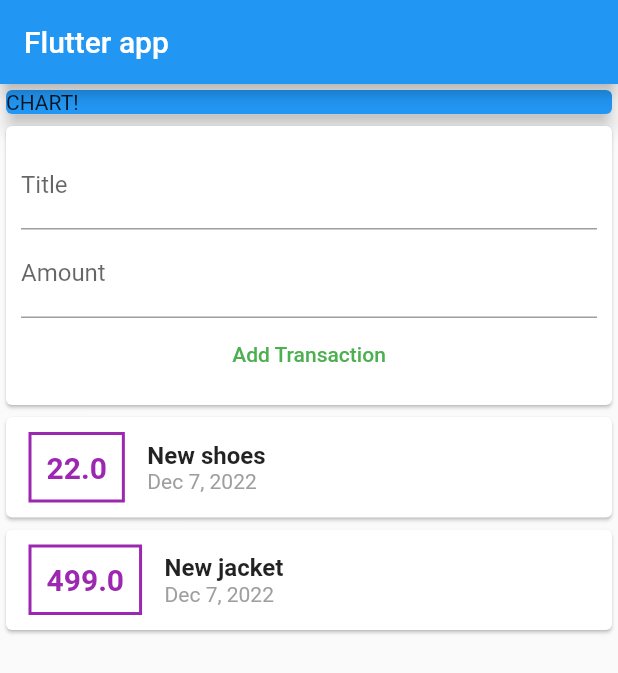
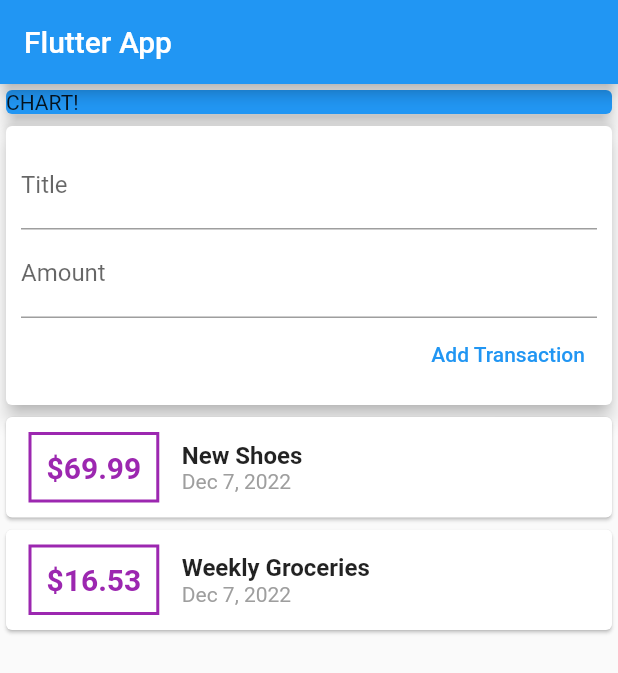
Before and after one commit to XiaonannoraZhao/fantasticflutterapp, a Flutter app: the screen it shows after launch, after a tap on "Add Transaction", on a phone screen of 412 x 824 dp. Shown: the top 673 px of the screen. Run offline on Flutter 3.47's test engine with Material 2 defaults, Android fonts, the phone set to English and light mode, and no system bars.

```diff
--- a/lib/main.dart
+++ b/lib/main.dart
@@ -1,8 +1,9 @@
 import 'package:flutter/material.dart';
-import './transaction.dart';
-import 'package:intl/intl.dart';
+import './widgets/user_transaction.dart';
 
-//findSystemLocale().then(runTheRestOfMyProgram);
+
+
+//findSystem//Locale().then(runTheRestOfMyProgram);
 
 void main() {
   runApp(MyApp());
@@ -20,20 +21,7 @@ class MyApp extends StatelessWidget {
 }
 
 class MyHomePage extends StatelessWidget {
-  final List<Transaction> transactions = [
-    Transaction(
-      id: 't1',
-      title: 'New shoes',
-      amount: 22,
-      date: DateTime.now(),
-    ),
-    Transaction(
-      id: 't2',
-      title: 'New jacket',
-      amount: 499,
-      date: DateTime.now(),
-    ),
-  ];
+
   //String titleInput;
  // String amountInput;
   final titleController=TextEditingController();
@@ -42,13 +30,12 @@ class MyHomePage extends StatelessWidget {
   Widget build(BuildContext context) {
     return Scaffold(
       appBar: AppBar(
-        // Here we take the value from the MyHomePage object that was created by
-        // the App.build method, and use it to set our appbar title.
-        title: Text('Flutter app'),
+        title: Text('Flutter App'),
       ),
-      body: Column(
-        //mainAxisAlignment: MainAxisAlignment.spaceAround,
-        crossAxisAlignment: CrossAxisAlignment.end,
+      body: SingleChildScrollView(
+        child: Column(
+          // mainAxisAlignment: MainAxisAlignment.start,
+          crossAxisAlignment: CrossAxisAlignment.stretch,
           children: <Widget>[
             Container(
               width: double.infinity,
@@ -58,90 +45,9 @@ class MyHomePage extends StatelessWidget {
                 elevation: 5,
               ),
             ),
-          Card(
-            child: Container(
-              padding: EdgeInsets.all(10),
-              child: Column(
-                children: <Widget>[
-                  TextField(
-                    decoration: InputDecoration(labelText: 'Title'),
-                   // onChanged: (val){titleInput=val;
-                    controller:titleController,
-                    //},
-                  ),
-                  TextField(
-                    decoration: InputDecoration(labelText: 'Amount'),
-                    //onChanged: (val)=>amountInput=val,
-                    controller: amountController,
-
-                  ),
-                  TextButton(
-                    child: Text(
-                      'Add Transaction',
-                      style: TextStyle(
-                        color: Colors.green,
-                      ),
-                    ),
-                    onPressed: () {
-                      //print(titleInput);
-                      //print(amountInput);
-                      print(titleController.text);
-                    },
-                  ),
+            UserTransactions()
           ],
         ),
-            ),
-          ),
-          Column(
-            children: transactions.map((tx) {
-              return Card(
-                child: Row(
-                  children: <Widget>[
-                    Container(
-                      margin: EdgeInsets.symmetric(
-                        vertical: 10,
-                        horizontal: 15,
-                      ),
-                      decoration: BoxDecoration(
-                        border: Border.all(
-                          color: Colors.purple,
-                          width: 2,
-                        ),
-                      ),
-                      padding: EdgeInsets.all(10),
-                      child: Text(
-                        tx.amount.toString(),
-                        style: TextStyle(
-                          fontWeight: FontWeight.bold,
-                          fontSize: 20,
-                          color: Colors.purple,
-                        ),
-                      ),
-                    ),
-                    Column(
-                      crossAxisAlignment: CrossAxisAlignment.start,
-                      children: <Widget>[
-                        Text(
-                          tx.title,
-                          style: TextStyle(
-                            fontSize: 16,
-                            fontWeight: FontWeight.bold,
-                          ),
-                        ),
-                        Text(
-                          DateFormat.yMMMd().format(tx.date),
-                          style: TextStyle(
-                            color: Colors.grey,
-                          ),
-                        ),
-                      ],
-                    ),
-                  ],
-                ),
-              );
-            }).toList(),
-          ),
-        ],
       ),
     );
   }
--- /dev/null
+++ b/lib/widgets/new_transaction.dart
@@ -0,0 +1,51 @@
+import 'package:flutter/material.dart';
+
+
+class NewTransaction extends StatelessWidget {
+
+  final titleController=TextEditingController();
+  final amountController=TextEditingController();
+  final Function addTx;
+
+  NewTransaction(this.addTx);
+
+  @override
+  Widget build(BuildContext context) {
+    return Card(
+      elevation: 5,
+      child: Container(
+        padding: EdgeInsets.all(10),
+        child: Column(
+          crossAxisAlignment: CrossAxisAlignment.end,
+          children: <Widget>[
+            TextField(
+              decoration: InputDecoration(labelText: 'Title'),
+              controller: titleController,
+              // onChanged: (val) {
+              //   titleInput = val;
+              // },
+            ),
+            TextField(
+              decoration: InputDecoration(labelText: 'Amount'),
+              controller: amountController,
+              // onChanged: (val) => amountInput = val,
+            ),
+            TextButton(
+              child: Text('Add Transaction',
+              style: TextStyle(
+                color: Colors.blue,
+              ),
+              ),
+              onPressed: () {
+                addTx(
+                  titleController.text,
+                  double.parse(amountController.text),
+                );
+              },
+            ),
+          ],
+        ),
+      ),
+    );
+  }
+}
--- /dev/null
+++ b/lib/widgets/transaction_list.dart
@@ -0,0 +1,63 @@
+import 'package:flutter/material.dart';
+import 'package:intl/intl.dart';
+
+import '../models/transaction.dart';
+
+class TransactionList extends StatelessWidget {
+  final List<Transaction> transactions;
+
+  TransactionList(this.transactions);
+
+  @override
+  Widget build(BuildContext context) {
+    return Column(
+      children: transactions.map((tx) {
+        return Card(
+          child: Row(
+            children: <Widget>[
+              Container(
+                margin: EdgeInsets.symmetric(
+                  vertical: 10,
+                  horizontal: 15,
+                ),
+                decoration: BoxDecoration(
+                  border: Border.all(
+                    color: Colors.purple,
+                    width: 2,
+                  ),
+                ),
+                padding: EdgeInsets.all(10),
+                child: Text(
+                  '\$${tx.amount}',
+                  style: TextStyle(
+                    fontWeight: FontWeight.bold,
+                    fontSize: 20,
+                    color: Colors.purple,
+                  ),
+                ),
+              ),
+              Column(
+                crossAxisAlignment: CrossAxisAlignment.start,
+                children: <Widget>[
+                  Text(
+                    tx.title,
+                    style: TextStyle(
+                      fontSize: 16,
+                      fontWeight: FontWeight.bold,
+                    ),
+                  ),
+                  Text(
+                    DateFormat.yMMMd().format(tx.date),
+                    style: TextStyle(
+                      color: Colors.grey,
+                    ),
+                  ),
+                ],
+              ),
+            ],
+          ),
+        );
+      }).toList(),
+    );
+  }
+}
--- /dev/null
+++ b/lib/widgets/user_transaction.dart
@@ -0,0 +1,50 @@
+import 'package:flutter/material.dart';
+
+import './new_transaction.dart';
+import './transaction_list.dart';
+import '../models/transaction.dart';
+
+class UserTransactions extends StatefulWidget {
+  @override
+  _UserTransactionsState createState() => _UserTransactionsState();
+}
+
+class _UserTransactionsState extends State<UserTransactions> {
+  final List<Transaction> _userTransactions = [
+    Transaction(
+      id: 't1',
+      title: 'New Shoes',
+      amount: 69.99,
+      date: DateTime.now(),
+    ),
+    Transaction(
+      id: 't2',
+      title: 'Weekly Groceries',
+      amount: 16.53,
+      date: DateTime.now(),
+    ),
+  ];
+
+  void _addNewTransaction(String txTitle, double txAmount) {
+    final newTx = Transaction(
+      title: txTitle,
+      amount: txAmount,
+      date: DateTime.now(),
+      id: DateTime.now().toString(),
+    );
+
+    setState(() {
+      _userTransactions.add(newTx);
+    });
+  }
+
+  @override
+  Widget build(BuildContext context) {
+    return Column(
+      children: <Widget>[
+        NewTransaction(_addNewTransaction),
+        TransactionList(_userTransactions),
+      ],
+    );
+  }
+}
```
Also changed, not shown: lib/models/transaction.dart (renamed from lib/transaction.dart), 1 other file. Lines whose indentation alone changed are shown as unchanged.
